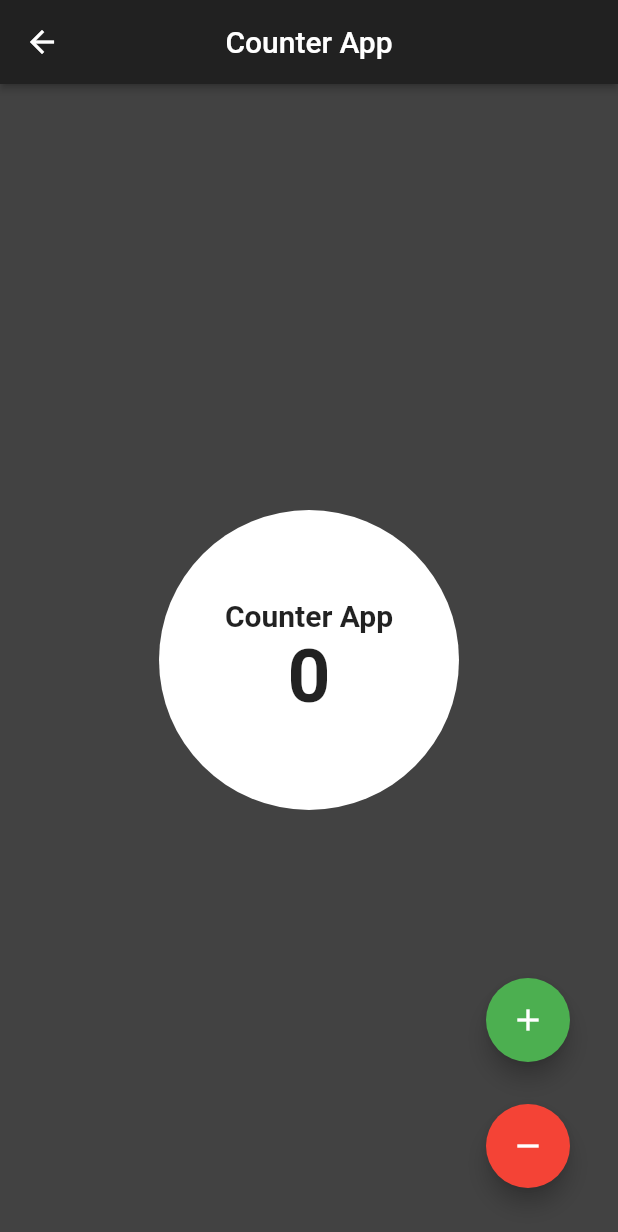
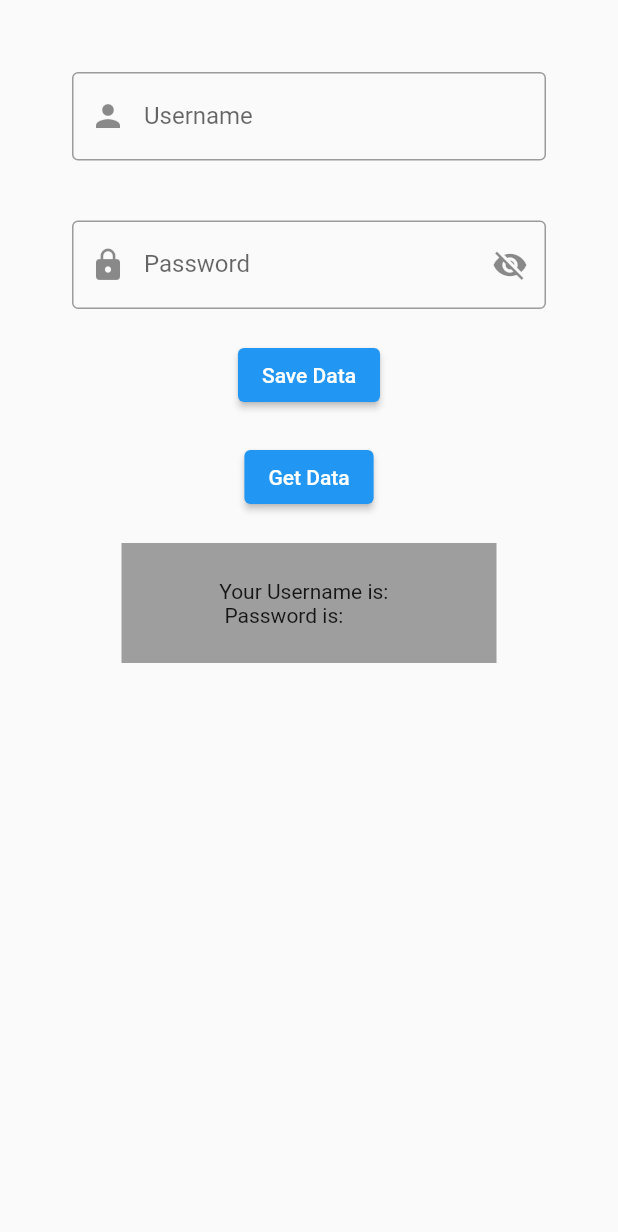
Before and after one commit to fazil-kp/Flutter_Learning, a Flutter app: the screen it shows after launch, on a phone screen of 412 x 824 dp. Shown: the top 1232 px of the screen. Run offline on Flutter 3.47's test engine with Material 2 defaults, Android fonts, the phone set to English and light mode, and no system bars; our stand-ins replace shared_preferences.

Commit message:
shared_preference added

```diff
--- /dev/null
+++ b/lib/futuraClass/sirSharedPref.dart
@@ -0,0 +1,137 @@
+import 'package:flutter/material.dart';
+import 'package:shared_preferences/shared_preferences.dart';
+
+class SirSharedPref extends StatefulWidget {
+  const SirSharedPref({Key? key}) : super(key: key);
+
+  @override
+  SirSharedPrefState createState() => SirSharedPrefState();
+}
+
+class SirSharedPrefState extends State<SirSharedPref> {
+  final  textControllerName = TextEditingController();
+  final  textControllerPassword = TextEditingController();
+
+  bool isPasswordValid = true;
+  bool isPasswordVisible = false;
+
+  Future saveData(String name, String password) async {
+    if (isPasswordIsValid(password)) {
+      final sharedPref = await SharedPreferences.getInstance();
+      await sharedPref.setString('Name', name);
+      await sharedPref.setString("Password", password);
+      isPasswordValid = true;
+    } else {
+      isPasswordValid = false;
+    }
+  }
+
+  Future<Map<String, String?>> getData() async {
+    final sharedPref = await SharedPreferences.getInstance();
+    String? name = sharedPref.getString('Name');
+    String? password = sharedPref.getString('Password');
+    return {'name': name, 'password': password};
+  }
+
+  bool isPasswordIsValid(String password) {
+    final passwordRegex = RegExp(r'^(?=.*[a-z])(?=.*[A-Z])(?=.*\d).{8,}$');
+    return passwordRegex.hasMatch(password);
+  }
+
+  String savedName = "";
+  String savedPassword = "";
+
+  bool dataSaved = false;
+  bool gotData = false;
+
+  @override
+  Widget build(BuildContext context) {
+    return Scaffold(
+      body: Padding(
+        padding: const EdgeInsets.all(8.0),
+        child: Column(
+          children: [
+            Padding(
+              padding: const EdgeInsets.all(40.0),
+              child: TextFormField(
+                controller: textControllerName,
+                decoration: const InputDecoration(
+                  labelText: 'Username',
+                  hintText: "Enter your username",
+                  prefixIcon: Icon(Icons.person),
+                  border: OutlineInputBorder(),
+                ),
+              ),
+            ),
+            Padding(
+              padding: const EdgeInsets.only(left: 40, right: 40, bottom: 20),
+              child: TextFormField(
+                controller: textControllerPassword,
+                obscureText: !isPasswordVisible,
+                decoration: InputDecoration(
+                  labelText: 'Password',
+                  hintText: "Enter your Password",
+                  prefixIcon: const Icon(Icons.lock),
+                  suffixIcon: IconButton(
+                    icon: Icon(
+                      isPasswordVisible
+                          ? Icons.visibility
+                          : Icons.visibility_off,
+                    ),
+                    onPressed: () {
+                      setState(() {
+                        isPasswordVisible = !isPasswordVisible;
+                      });
+                    },
+                  ),
+                  border: const OutlineInputBorder(),
+                  errorText: isPasswordValid ? null : "Invalid Password",
+                ),
+              ),
+            ),
+            ElevatedButton(
+              onPressed: () {
+                saveData(textControllerName.text, textControllerPassword.text);
+                setState(() {
+                  dataSaved = true;
+                });
+              },
+              child: Text(dataSaved ? "Saved" : "Save Data"),
+            ),
+            const SizedBox(
+              height: 20,
+            ),
+            ElevatedButton(
+              onPressed: () async {
+                Map<String, String?> userData = await getData();
+                setState(() {
+                  savedName = userData['name'] ?? "";
+                  savedPassword = userData['password'] ?? "";
+                  gotData = true;
+                });
+              },
+              child: const Text("Get Data"),
+            ),
+            const SizedBox(
+              height: 20,
+            ),
+            Column(
+              children: [
+                Container(
+                  width: 250,
+                  height: 80,
+                  color: Colors.grey[500],
+                  child: Center(
+                    child: Text(
+                      'Your Username is: $savedName \n Password is: $savedPassword',
+                    ),
+                  ),
+                ),
+              ],
+            ),
+          ],
+        ),
+      ),
+    );
+  }
+}
--- a/lib/main.dart
+++ b/lib/main.dart
@@ -1,11 +1,15 @@
 import 'package:counterapp/futuraClass/check_box.dart';
 import 'package:counterapp/futuraClass/column_row_container_.dart';
+import 'package:counterapp/futuraClass/demo.dart';
 import 'package:counterapp/futuraClass/radio_button.dart';
+import 'package:counterapp/futuraClass/shared_preference.dart';
 import 'package:counterapp/futuraClass/stack_radio_button.dart';
+import 'package:shared_preferences/shared_preferences.dart';
 import 'futuraClass/counter_app.dart';
 import 'package:flutter/material.dart';
 import 'futuraClass/column_row_container_.dart';
 import 'futuraClass/counter_app.dart';
+import 'futuraClass/sirSharedPref.dart';
 
 void main() {
   runApp(const MyApp());
@@ -22,7 +26,7 @@ class MyApp extends StatelessWidget {
         primarySwatch: Colors.blue,
       ),
       debugShowCheckedModeBanner: false,
-      home: CounterApp(),
+      home: SirSharedPref(),
     );
   }
 }
--- a/pubspec.yaml
+++ b/pubspec.yaml
@@ -35,6 +35,7 @@ dependencies:
   # The following adds the Cupertino Icons font to your application.
   # Use with the CupertinoIcons class for iOS style icons.
   cupertino_icons: ^1.0.2
+  shared_preferences: ^2.1.2
 
 dev_dependencies:
   flutter_test:
```
Also changed, not shown: lib/futuraClass/shared_preference.dart (added, +56 -0 lines), pubspec.lock.
